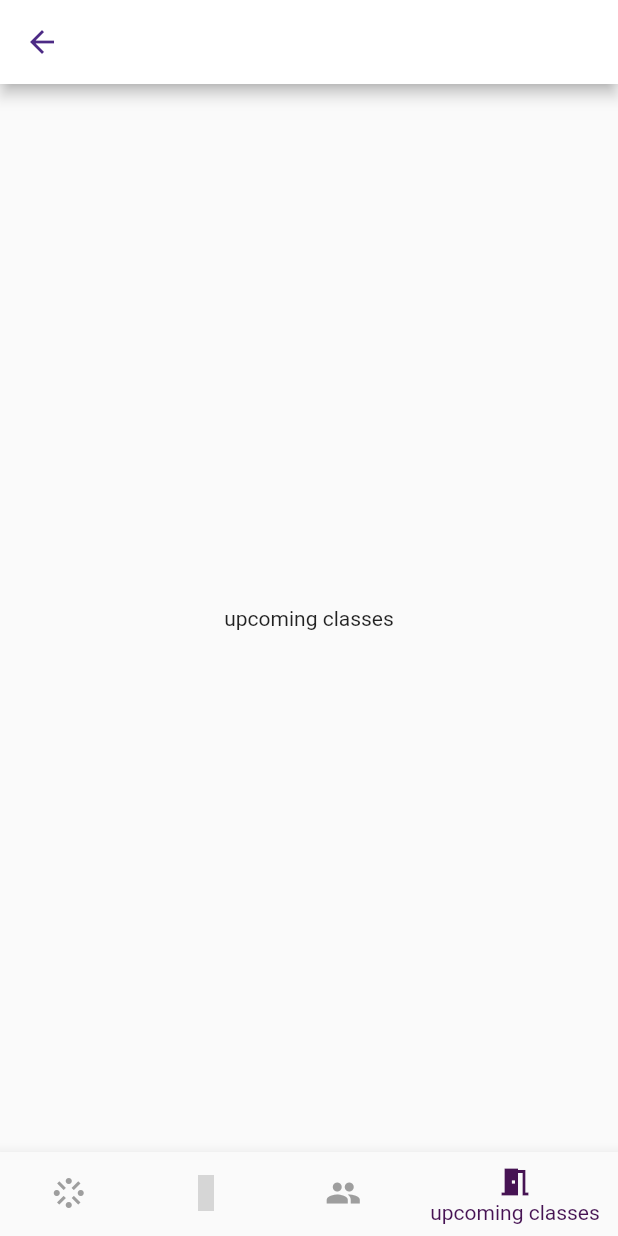
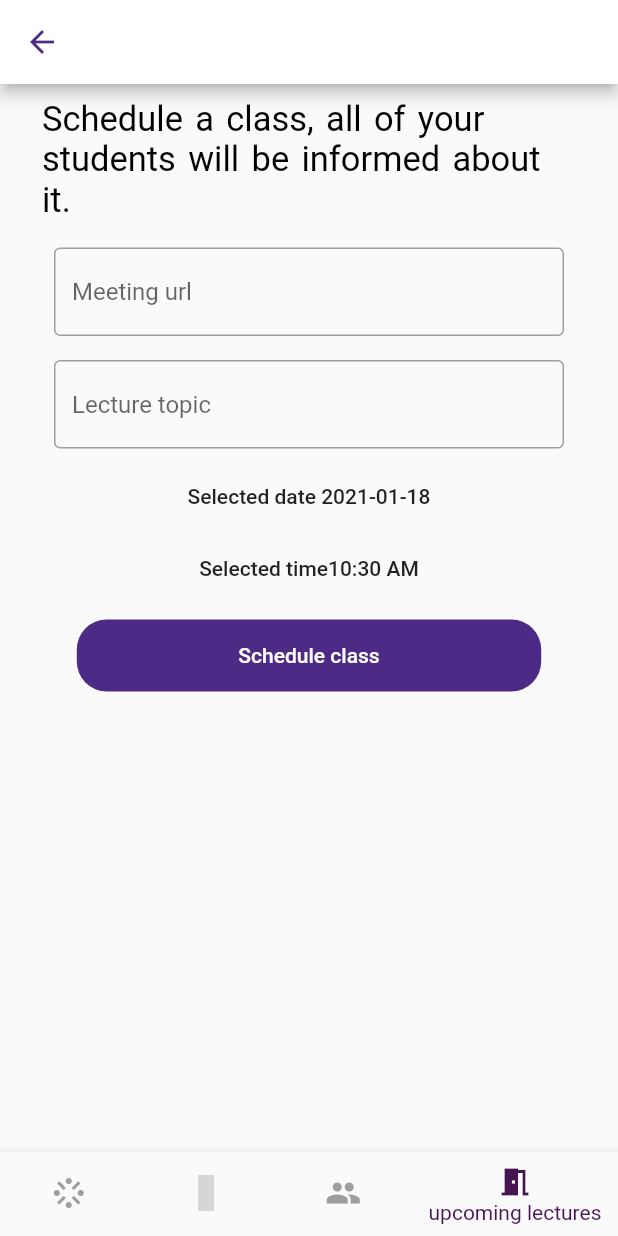
Before and after one commit to Srajan1/classroom, a Flutter app: the SubjectClass screen opened directly with empty values, item 4 of the bottom bar chosen, on a phone screen of 412 x 824 dp. Run offline on Flutter 3.47's test engine with Material 2 defaults, Android fonts, the phone set to English and light mode, and no system bars; our stand-ins replace cloud_firestore, firebase_auth, firebase_core, flutter_phoenix, flutter_spinkit, google_fonts and 1 more; missing offline and left inert: mailto; accounts and stored records are empty; network calls fail; Roboto replaces fonts that are missing (Montserrat, Questrial); statements that could not run were skipped; grey boxes are pictures that could not be loaded.

Commit message:
Teacher can now schedule classes

```diff
--- a/lib/screens/views/subject_class.dart
+++ b/lib/screens/views/subject_class.dart
@@ -1,5 +1,6 @@
 import 'package:classroom/screens/views/class_announcements.dart';
 import 'package:classroom/screens/views/students.dart';
+import 'package:classroom/screens/views/upcoming_classes.dart';
 import 'package:flutter/material.dart';
 
 class SubjectClass extends StatefulWidget {
@@ -19,9 +20,7 @@ class _SubjectClassState extends State<SubjectClass> {
       Announcements(classData),
       Center(child: Text('Classwork')),
       Students(classData),
-      Center(
-        child: Text('upcoming classes'),
-      )
+      UpcomingClasses(classData),
     ];
     return Scaffold(
       appBar: AppBar(
@@ -58,7 +57,7 @@ class _SubjectClassState extends State<SubjectClass> {
               icon: Icon(
                 Icons.meeting_room,
               ),
-              label: 'upcoming classes'),
+              label: 'upcoming lectures'),
         ],
         onTap: (index) {
           setState(() {
--- /dev/null
+++ b/lib/screens/views/upcoming_classes.dart
@@ -0,0 +1,158 @@
+import 'package:classroom/constants/constants.dart';
+import 'package:classroom/models/error.dart';
+import 'package:classroom/services/database.dart';
+import 'package:classroom/services/loading.dart';
+import 'package:classroom/widgets/formFields.dart';
+import 'package:cloud_firestore/cloud_firestore.dart';
+import 'package:flutter/material.dart';
+import 'package:google_fonts/google_fonts.dart';
+
+class UpcomingClasses extends StatefulWidget {
+  Map<dynamic, dynamic> classData;
+  UpcomingClasses(this.classData);
+
+  @override
+  _UpcomingClassesState createState() => _UpcomingClassesState();
+}
+
+class _UpcomingClassesState extends State<UpcomingClasses> {
+  String msg =
+      'Schedule a class, all of your students will be informed about it.';
+  bool _loading = false;
+  DateTime selectedDate = DateTime.now();
+  Future<Null> _selectDate(BuildContext context) async {
+    final DateTime picked = await showDatePicker(
+        context: context,
+        initialDate: selectedDate,
+        firstDate: DateTime(2015, 8),
+        lastDate: DateTime(2101));
+    if (picked != null && picked != selectedDate)
+      setState(() {
+        selectedDate = picked;
+      });
+  }
+
+  TimeOfDay _time = TimeOfDay.now();
+
+  Future<Null> selectTime(context) async {
+    _time = TimeOfDay.now();
+    TimeOfDay picked =
+        await showTimePicker(context: context, initialTime: _time);
+
+    setState(() {
+      _time = picked;
+    });
+    print(_time);
+  }
+
+  final url = TextEditingController();
+
+  final GlobalKey<FormState> _formKey = GlobalKey<FormState>();
+
+  final topics = TextEditingController();
+
+  @override
+  Widget build(BuildContext context) {
+    return _loading
+        ? Loader()
+        : Scaffold(
+            body: Container(
+              height: MediaQuery.of(context).size.height -
+                  kBottomNavigationBarHeight -
+                  AppBar().preferredSize.height,
+              child: Column(
+                children: [
+                  Padding(
+                    padding: const EdgeInsets.symmetric(
+                        horizontal: 28.0, vertical: 10),
+                    child: Text(
+                      msg,
+                      style: GoogleFonts.questrial(
+                        fontSize: 23.0,
+                        // fontWeight: FontWeight.w900,
+                        color: Colors.black,
+                        wordSpacing: 2.5,
+                      ),
+                    ),
+                  ),
+                  Form(
+                    key: _formKey,
+                    child: Column(
+                      children: [
+                        Padding(
+                          padding: EdgeInsets.symmetric(horizontal: 28),
+                          child: formField(url, 'Meeting url', context),
+                        ),
+                        Padding(
+                          padding: EdgeInsets.symmetric(horizontal: 28),
+                          child: formField(topics, 'Lecture topic', context),
+                        ),
+                        Container(
+                          width: MediaQuery.of(context).size.width * 0.8,
+                          child: FlatButton(
+                            onPressed: () => _selectDate(context),
+                            child: Text(
+                              'Selected date ' +
+                                  "${selectedDate.toLocal()}".split(' ')[0],
+                            ),
+                          ),
+                        ),
+                        Container(
+                          width: MediaQuery.of(context).size.width * 0.8,
+                          child: FlatButton(
+                            onPressed: () => selectTime(context),
+                            child: Text(_time == null
+                                ? 'Selected time'
+                                : 'Selected time' +
+                                    _time.format(context).toString()),
+                          ),
+                        ),
+                        Container(
+                          padding: EdgeInsets.all(10),
+                          width: MediaQuery.of(context).size.width * 0.8,
+                          child: Material(
+                            borderRadius: BorderRadius.circular(20.0),
+                            shadowColor: Theme.of(context).accentColor,
+                            color: Theme.of(context).accentColor,
+                            child: Builder(builder: (context) {
+                              return FlatButton(
+                                onPressed: () async {
+                                  setState(() {
+                                    _loading = true;
+                                  });
+                                  if (_formKey.currentState.validate()) {
+                                    ErrorMsg error = new ErrorMsg(' ');
+                                    var db = ScheduleClass(
+                                        code: widget.classData['code'],
+                                        date: selectedDate.toLocal(),
+                                        error: error,
+                                        time: _time,
+                                        topics: topics.text,
+                                        url: url.text);
+                                    await db.scheduleClass();
+                                    setState(() {
+                                      url.text = '';
+                                      topics.text = '';
+                                      _loading = false;
+                                      msg = error.error;
+                                    });
+                                  }
+                                },
+                                child: Text(
+                                  'Schedule class',
+                                  style: TextStyle(color: Colors.white),
+                                ),
+                              );
+                            }),
+                          ),
+                        ),
+                      ],
+                    ),
+                  ),
+                  //
+                ],
+              ),
+            ),
+          );
+  }
+}
--- a/lib/services/database.dart
+++ b/lib/services/database.dart
@@ -1,6 +1,7 @@
 import 'package:classroom/models/error.dart';
 import 'package:cloud_firestore/cloud_firestore.dart';
 import 'package:firebase_core/firebase_core.dart';
+import 'package:flutter/material.dart';
 
 class MyClassDatabase {
   final CollectionReference teacher;
@@ -62,3 +63,30 @@ class JoinClassDataBase {
     }
   }
 }
+
+class ScheduleClass {
+  var url, topics, code;
+  var date;
+  var time;
+  ErrorMsg error = new ErrorMsg(' ');
+  ScheduleClass(
+      {this.date, this.time, this.topics, this.url, this.error, this.code});
+  Future scheduleClass() async {
+    // print('start');
+    var classCollection = FirebaseFirestore.instance.collection(code);
+    // var data = await classCollection.doc('Upcoming classes').get();
+    // print(data.data());
+    await classCollection.doc('Upcoming classes').set({
+      'url': url,
+      'topics': topics,
+      'time': time.toString(),
+      'date': date.toString()
+    }).then((_) {
+      error.error = 'class created';
+      // print('end');
+    }).catchError((err) {
+      error.error = err.toString();
+      // print(err);
+    });
+  }
+}
--- /dev/null
+++ b/lib/widgets/formFields.dart
@@ -0,0 +1,21 @@
+import 'package:flutter/material.dart';
+
+formField(controller, title, context) {
+  return Padding(
+    padding: const EdgeInsets.all(8.0),
+    child: TextFormField(
+      validator: ((value) => value.isEmpty ? 'Enter a value' : null),
+      controller: controller,
+      decoration: InputDecoration(
+        hintText: title,
+        focusedBorder: OutlineInputBorder(
+          borderRadius: BorderRadius.all(Radius.circular(20)),
+          borderSide: BorderSide(color: Colors.grey, width: 1.0),
+        ),
+        enabledBorder: OutlineInputBorder(
+          borderSide: BorderSide(color: Colors.grey, width: 1.0),
+        ),
+      ),
+    ),
+  );
+}
```
Also changed, not shown: lib/screens/views/join_class.dart (+1 -20 lines), lib/screens/views/students.dart (+119 -36 lines).
